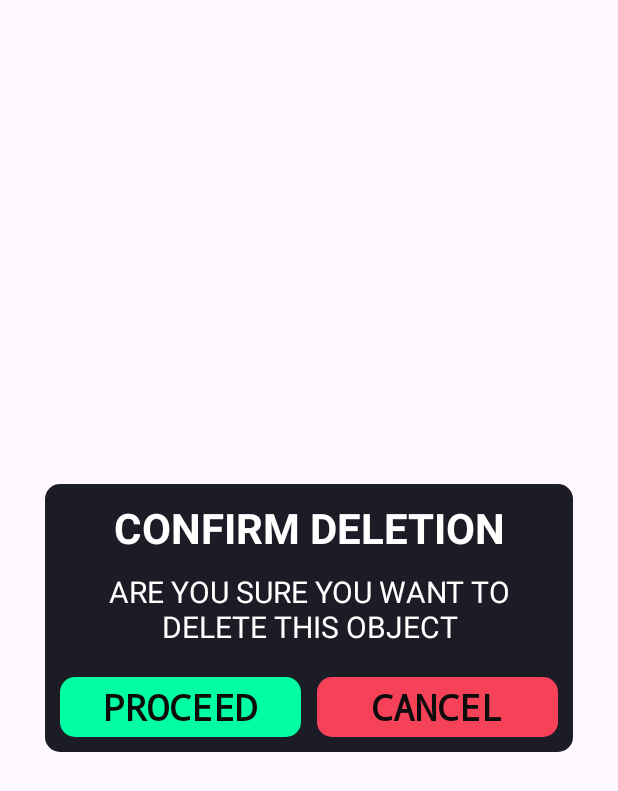
After one commit to CMPUT301F24gengar/gengar-draw, an Android app: the layout customdialog.xml on its own in the app's theme, with its tools: preview values and no code run, on a phone screen of 412 x 824 dp. The commit adds this screen. Shown: the top 791 px of the screen. Run offline under Robolectric (Android 15) with nearby library versions, the phone set to English and light mode, and no system bars.

Commit message:
Added custom dialogue layout file

```diff
--- /dev/null
+++ b/app/src/main/res/layout/customdialog.xml
@@ -0,0 +1,89 @@
+<?xml version="1.0" encoding="utf-8"?>
+<LinearLayout xmlns:android="http://schemas.android.com/apk/res/android"
+    android:layout_width="match_parent"
+    android:layout_height="wrap_content"
+    android:layout_gravity="center"
+    android:layout_margin="30dp"
+    android:background="@drawable/rounded_corner"
+    android:backgroundTint="@color/black2"
+    android:gravity="center"
+    android:orientation="vertical"
+    android:visibility="visible">
+
+    <TextView
+        android:layout_width="match_parent"
+        android:layout_height="wrap_content"
+        android:layout_gravity="center"
+        android:layout_marginTop="10dp"
+        android:text="@string/confirm_deletion"
+        android:textAlignment="center"
+        android:textColor="@color/white"
+        android:textSize="28sp"
+        android:textStyle="bold" />
+
+    <TextView
+        android:layout_width="match_parent"
+        android:layout_height="wrap_content"
+        android:layout_margin="10dp"
+        android:text="@string/are_you_sure_you_want_to_delete_this_object"
+        android:textAlignment="center"
+        android:textColor="@color/white"
+        android:textSize="20sp" />
+
+    <LinearLayout
+        android:layout_width="match_parent"
+        android:layout_height="wrap_content"
+        android:baselineAligned="false"
+        android:gravity="center"
+        android:orientation="horizontal">
+
+        <FrameLayout
+            android:id="@+id/proceed_delete_btn"
+            android:layout_width="0dp"
+            android:layout_height="40dp"
+            android:layout_marginEnd="5dp"
+            android:layout_marginStart="10dp"
+            android:layout_marginTop="10dp"
+            android:layout_marginBottom="10dp"
+            android:layout_weight="0.5"
+            android:background="@drawable/rounded_corner"
+            android:backgroundTint="@color/green">
+
+            <TextView
+                style="@style/main"
+                android:layout_width="match_parent"
+                android:layout_height="wrap_content"
+                android:layout_gravity="center"
+                android:text="@string/proceed"
+                android:textAlignment="center"
+                android:textColor="@color/black1"
+                android:textSize="24sp"
+                android:textStyle="bold" />
+        </FrameLayout>
+
+        <FrameLayout
+            android:id="@+id/cancel_delete_btn"
+            android:layout_width="0dp"
+            android:layout_height="40dp"
+            android:layout_marginEnd="10dp"
+            android:layout_marginStart="5dp"
+            android:layout_marginTop="10dp"
+            android:layout_marginBottom="10dp"
+            android:layout_weight="0.5"
+            android:background="@drawable/rounded_corner"
+            android:backgroundTint="@color/red">
+
+            <TextView
+                style="@style/main"
+                android:layout_width="match_parent"
+                android:layout_height="wrap_content"
+                android:layout_gravity="center"
+                android:text="@string/cancel"
+                android:textAlignment="center"
+                android:textColor="@color/black1"
+                android:textSize="24sp"
+                android:textStyle="bold" />
+        </FrameLayout>
+    </LinearLayout>
+
+</LinearLayout>
--- a/app/src/main/res/values/strings.xml
+++ b/app/src/main/res/values/strings.xml
@@ -71,4 +71,6 @@
     <string name="no_qr_code">NO QR CODE</string>
     <string name="generate_qr_code">GENERATE NEW QR CODE</string>
     <string name="download_qr_code">DOWNLOAD QR CODE</string>
+    <string name="confirm_deletion">CONFIRM DELETION</string>
+    <string name="are_you_sure_you_want_to_delete_this_object">ARE YOU SURE YOU WANT TO DELETE THIS OBJECT</string>
 </resources>
```
